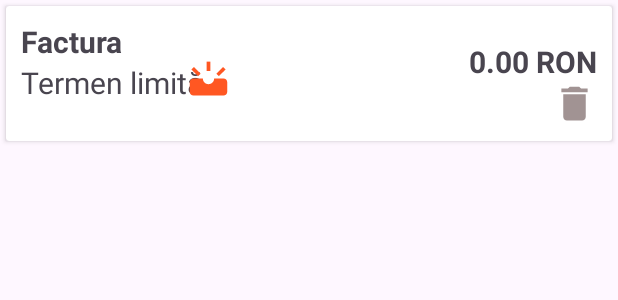
After one commit to olivia-sarbu/Android_App, an Android app: the layout recycler_bill.xml on its own in the app's theme, with its tools: preview values and no code run, on a phone screen of 412 x 824 dp. The commit adds this screen. Shown: the top 300 px of the screen. Run offline under Robolectric (Android 15) with nearby library versions, the light colour scheme and no system bars; Roboto replaces fonts that are not available here.

Commit message:
Made changes and added new files

```diff
--- a/app/src/main/java/com/example/myapplication/AddNewTransaction.java
+++ b/app/src/main/java/com/example/myapplication/AddNewTransaction.java
@@ -91,6 +91,8 @@ public class AddNewTransaction extends AppCompatActivity {
                                 Toast.makeText(AddNewTransaction.this, "Adaugat", Toast.LENGTH_SHORT).show();
                                 binding.categorie.setText("");
                                 binding.sumaBani.setText("");
+                                binding.nota.setText("");
+                                binding.data.setText("");
                             }
                         })
                         .addOnFailureListener(new OnFailureListener() {
--- /dev/null
+++ b/app/src/main/res/drawable/baseline_delete_24.xml
@@ -0,0 +1,5 @@
+<vector android:height="24dp" android:tint="#A19393"
+    android:viewportHeight="24" android:viewportWidth="24"
+    android:width="24dp" xmlns:android="http://schemas.android.com/apk/res/android">
+    <path android:fillColor="@android:color/white" android:pathData="M6,19c0,1.1 0.9,2 2,2h8c1.1,0 2,-0.9 2,-2V7H6v12zM19,4h-3.5l-1,-1h-5l-1,1H5v2h14V4z"/>
+</vector>
--- /dev/null
+++ b/app/src/main/res/drawable/baseline_upcoming_24.xml
@@ -0,0 +1,8 @@
+<vector android:height="24dp" android:tint="#FF5722"
+    android:viewportHeight="24" android:viewportWidth="24"
+    android:width="24dp" xmlns:android="http://schemas.android.com/apk/res/android">
+    <path android:fillColor="@android:color/white" android:pathData="M21.16,7.26l-1.41,-1.41L16.19,9.4l1.41,1.41C17.6,10.81 21.05,7.29 21.16,7.26z"/>
+    <path android:fillColor="@android:color/white" android:pathData="M11,3h2v5h-2z"/>
+    <path android:fillColor="@android:color/white" android:pathData="M6.4,10.81L7.81,9.4L4.26,5.84L2.84,7.26C2.95,7.29 6.4,10.81 6.4,10.81z"/>
+    <path android:fillColor="@android:color/white" android:pathData="M20,12h-5c0,1.66 -1.34,3 -3,3s-3,-1.34 -3,-3H4c-1.1,0 -2,0.9 -2,2v5c0,1.1 0.9,2 2,2h16c1.1,0 2,-0.9 2,-2v-5C22,12.9 21.1,12 20,12z"/>
+</vector>
--- a/app/src/main/res/layout/bill_category.xml
+++ b/app/src/main/res/layout/bill_category.xml
@@ -97,7 +97,7 @@
         </LinearLayout>
 
         <Button
-            android:id="@+id/add_transaction_btn"
+            android:id="@+id/add_bill_btn"
             android:layout_marginTop="290dp"
             android:text="Adăugare"
             android:layout_width="match_parent"
--- /dev/null
+++ b/app/src/main/res/layout/recycler_bill.xml
@@ -0,0 +1,68 @@
+<?xml version="1.0" encoding="utf-8"?>
+<androidx.cardview.widget.CardView xmlns:android="http://schemas.android.com/apk/res/android"
+    android:layout_width="match_parent"
+    android:layout_height="90dp"
+    xmlns:app="http://schemas.android.com/apk/res-auto"
+    app:contentPadding="10dp"
+    android:layout_margin="4dp"
+    android:background="?selectableItemBackground">
+    <View
+        android:id="@+id/delete_record"
+        android:layout_width="30dp"
+        android:layout_height="30dp"
+        android:layout_gravity="end"
+        android:layout_marginTop="40dp"
+        android:background="@drawable/baseline_delete_24"/>
+    <RelativeLayout
+        android:layout_width="match_parent"
+        android:layout_height="wrap_content">
+        <LinearLayout
+            android:layout_centerVertical="true"
+            android:layout_width="200dp"
+            android:layout_height="wrap_content"
+            android:orientation="vertical"
+            android:layout_alignParentLeft="true">
+            <TextView
+                android:id="@+id/categorie_factura"
+                android:layout_width="wrap_content"
+                android:layout_height="wrap_content"
+                android:text="Factura"
+                android:textStyle="bold"
+                android:textSize="20sp"/>
+            <TextView
+                android:id="@+id/termen_limita"
+                android:layout_width="wrap_content"
+                android:layout_height="wrap_content"
+                android:text="Termen limită"
+                android:textSize="20sp"/>
+        </LinearLayout>
+        <View
+            android:layout_width="30dp"
+            android:layout_height="30dp"
+            android:layout_marginLeft="110dp"
+            android:layout_marginTop="23dp"
+            android:background="@drawable/baseline_upcoming_24"/>
+        <LinearLayout
+            android:layout_centerVertical="true"
+            android:layout_alignParentRight="true"
+            android:orientation="horizontal"
+            android:layout_width="wrap_content"
+            android:layout_height="wrap_content">
+            <TextView
+                android:id="@+id/suma_plata_factura"
+                android:textSize="20sp"
+                android:textStyle="bold"
+                android:text="0.00"
+                android:layout_width="wrap_content"
+                android:layout_height="wrap_content"/>
+            <TextView
+                android:textSize="20sp"
+                android:textStyle="bold"
+                android:text=" RON"
+                android:layout_width="wrap_content"
+                android:layout_height="wrap_content"/>
+        </LinearLayout>
+
+    </RelativeLayout>
+
+</androidx.cardview.widget.CardView>
```
Also changed, not shown: app/src/main/java/com/example/myapplication/BillAdapter.java (added, +65 -0 lines), app/src/main/java/com/example/myapplication/BillCategory.java (+61 -1 lines), app/src/main/java/com/example/myapplication/BillModel.java (added, +53 -0 lines), app/src/main/java/com/example/myapplication/Bills.java (+53 -0 lines), app/src/main/res/layout/bills.xml (+12 -0 lines).
